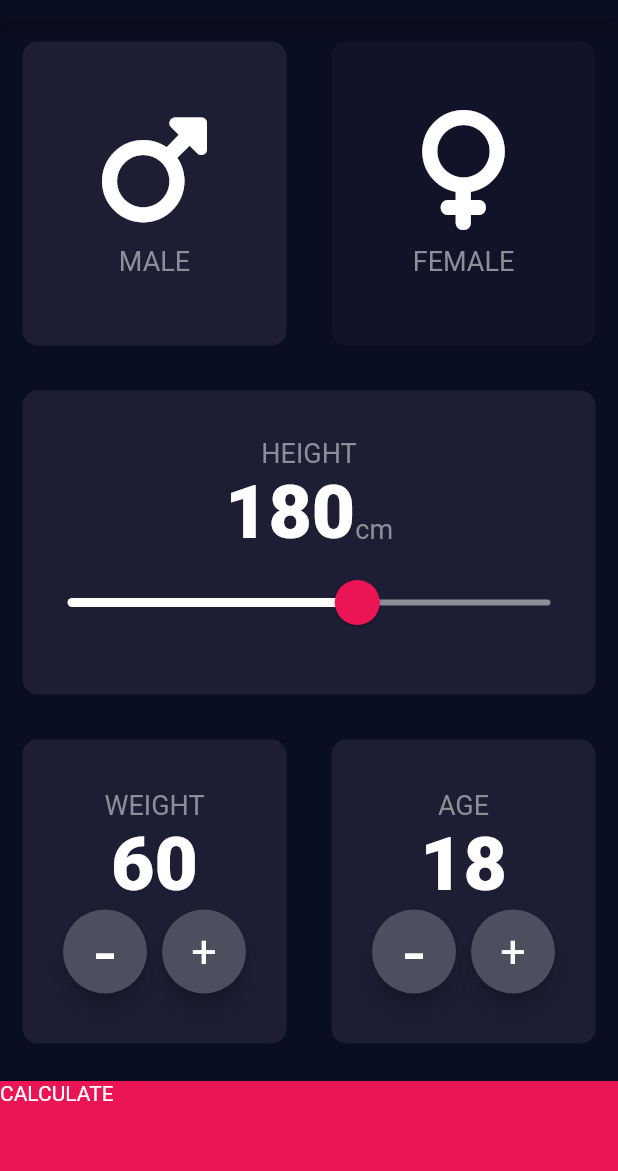
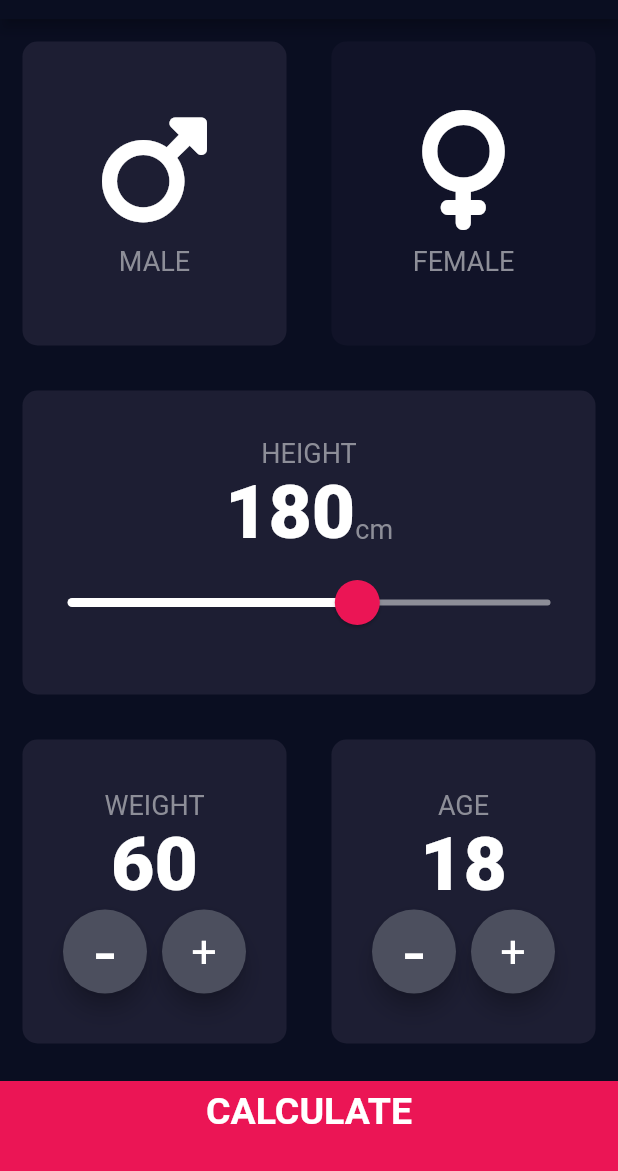
Before and after one commit to alriyadsouza/bmi_calculator, a Flutter app: the screen it shows after launch, on a phone screen of 412 x 824 dp, the part 65-1236 px from its top. Run offline on Flutter 3.47's test engine with Material 2 defaults, Android fonts, the phone set to English and light mode, and no system bars; our stand-ins replace font_awesome_flutter.

Commit message:
made changes

```diff
--- a/lib/constants.dart
+++ b/lib/constants.dart
@@ -14,3 +14,8 @@ const kNumberTextStyles=TextStyle(
 fontSize: 50.0,
 fontWeight: FontWeight.w900,
 );
+
+const kLargeButtonTextStyle= TextStyle(
+  fontSize: 25.0,
+  fontWeight: FontWeight.bold,
+);
--- a/lib/input_page.dart
+++ b/lib/input_page.dart
@@ -249,10 +249,14 @@ class _InputPageState extends State<InputPage> {
             },
             child: Container(
               color: kbottomcardColor,
-              child: const Text(
-                'CALCULATE',
+              child: Center(
+                child: Text(
+                  'CALCULATE',
+                  style: kLargeButtonTextStyle,
+                ),
               ),
               margin: EdgeInsets.only(top:10.0),
+              padding: EdgeInsets.only(bottom: 20.0),
               width: double.infinity,
               height: kbottomBar,
             ),
```
